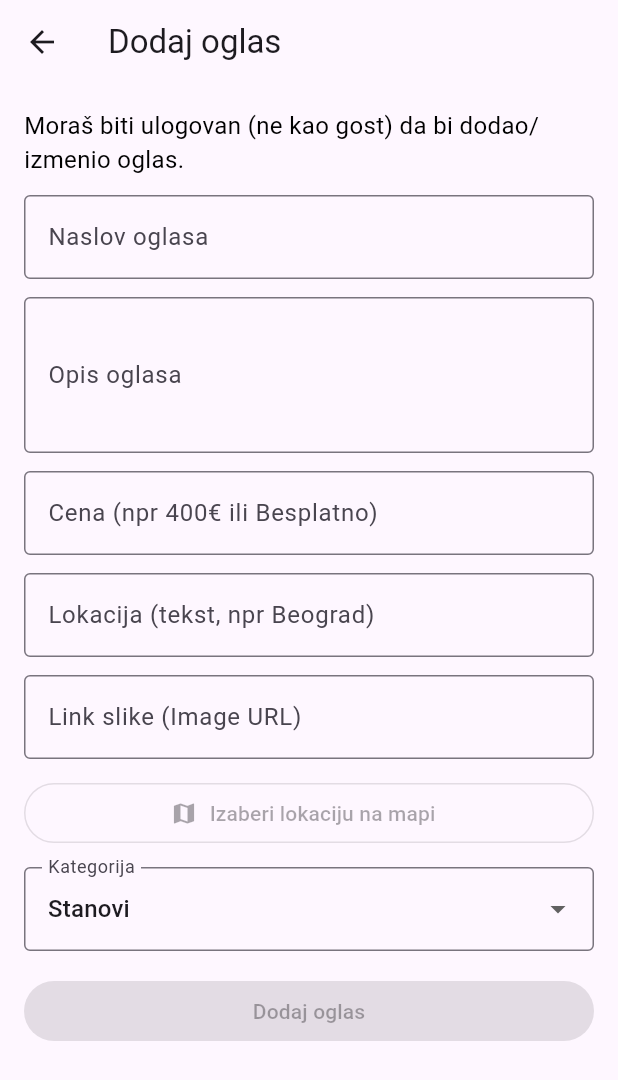
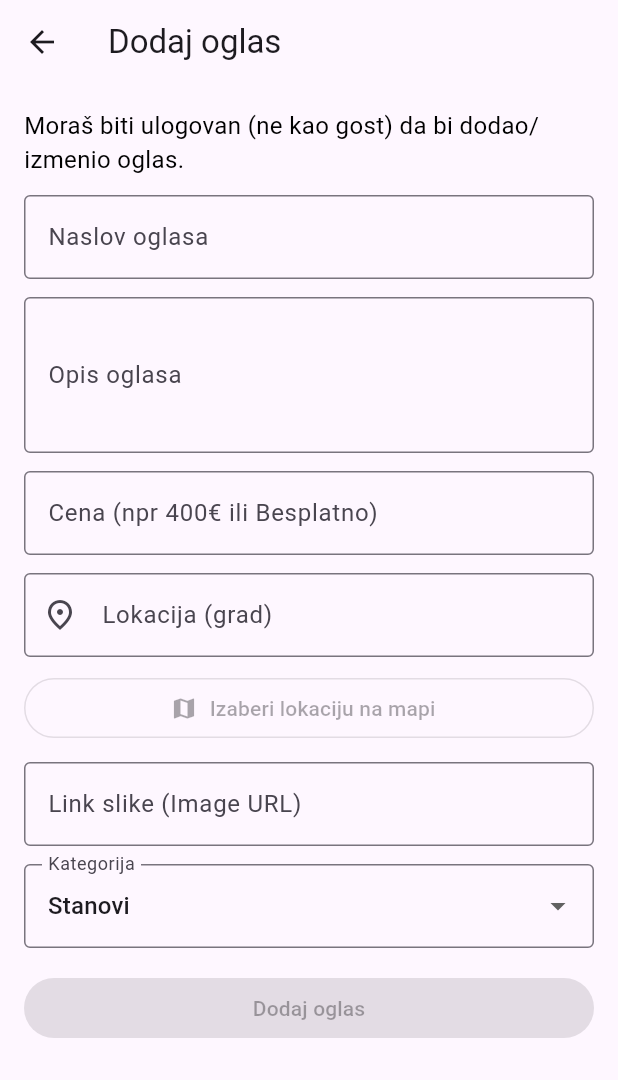
Before and after one commit to andrijamanic/MIT-Manic-Andrija-IT5-2023, a Flutter app: the AddAdScreen screen opened directly, on a phone screen of 412 x 824 dp. Shown: the top 1080 px of the screen. Run offline on Flutter 3.47's test engine with Material 3 defaults, Android fonts, the phone set to English and light mode, and no system bars; our stand-ins replace cloud_firestore, firebase_auth, firebase_core, flutter_map, latlong2; accounts and stored records are empty.

Commit message:
RADI I MAPA KONACNO

```diff
--- a/lib/screens/add_ads_screen.dart
+++ b/lib/screens/add_ads_screen.dart
@@ -8,7 +8,7 @@ import '../services/ads_services.dart';
 import 'map_picker_screen.dart';
 
 class AddAdScreen extends StatefulWidget {
-  final Ad? existing; // ✅ edit mode ako nije null
+  final Ad? existing;
 
   const AddAdScreen({super.key, this.existing});
 
@@ -20,8 +20,10 @@ class _AddAdScreenState extends State<AddAdScreen> {
   final _title = TextEditingController();
   final _desc = TextEditingController();
   final _price = TextEditingController();
+  final _imageUrl = TextEditingController();
+
+  // ✅ Lokacija (grad) se popunjava iz mape
   final _location = TextEditingController();
-  final _imageUrl = TextEditingController();
 
   String _category = 'Stanovi';
   bool _loading = false;
@@ -33,14 +35,16 @@ class _AddAdScreenState extends State<AddAdScreen> {
   @override
   void initState() {
     super.initState();
+
     final e = widget.existing;
     if (e != null) {
       _title.text = e.title;
       _desc.text = e.description;
       _price.text = e.price;
-      _location.text = e.location;
       _imageUrl.text = e.imageUrl;
       _category = e.category;
+
+      _location.text = e.location;
 
       if (e.lat != null && e.lng != null) {
         _pickedLatLng = LatLng(e.lat!, e.lng!);
@@ -53,39 +57,31 @@ class _AddAdScreenState extends State<AddAdScreen> {
     _title.dispose();
     _desc.dispose();
     _price.dispose();
+    _imageUrl.dispose();
     _location.dispose();
-    _imageUrl.dispose();
     super.dispose();
   }
 
-  LatLng _defaultCoordsFromLocation(String location) {
-    switch (location.trim().toLowerCase()) {
-      case 'beograd':
-        return const LatLng(44.8176, 20.4569);
-      case 'novi sad':
-        return const LatLng(45.2671, 19.8335);
-      case 'niš':
-        return const LatLng(43.3209, 21.8958);
-      default:
-        return const LatLng(44.8176, 20.4569);
-    }
-  }
+  LatLng _fallbackInitial() => const LatLng(44.8176, 20.4569); // BG
 
   Future<void> _pickOnMap() async {
-    final initial = _pickedLatLng ?? _defaultCoordsFromLocation(_location.text);
-    final result = await Navigator.push<LatLng?>(
+    final initial = _pickedLatLng ?? _fallbackInitial();
+
+    final result = await Navigator.push<MapPickResult?>(
       context,
       MaterialPageRoute(builder: (_) => MapPickerScreen(initial: initial)),
     );
 
     if (result != null) {
-      setState(() => _pickedLatLng = result);
+      setState(() {
+        _pickedLatLng = result.latLng;
+        _location.text = result.city; // ✅ samo grad/adresa
+      });
     }
   }
 
   bool _isValidUrl(String url) {
     final u = url.trim();
-    if (u.isEmpty) return false;
     return u.startsWith('http://') || u.startsWith('https://');
   }
 
@@ -136,13 +132,31 @@ class _AddAdScreenState extends State<AddAdScreen> {
             ),
             const SizedBox(height: 12),
 
+            // ✅ samo grad/adresa, bez koordinata
             TextField(
               controller: _location,
+              readOnly: true,
               decoration: const InputDecoration(
-                labelText: 'Lokacija (tekst, npr Beograd)',
+                labelText: 'Lokacija (grad)',
                 border: OutlineInputBorder(),
+                prefixIcon: Icon(Icons.place_outlined),
               ),
             ),
+            const SizedBox(height: 10),
+
+            SizedBox(
+              width: double.infinity,
+              child: OutlinedButton.icon(
+                icon: const Icon(Icons.map),
+                label: Text(_pickedLatLng == null
+                    ? 'Izaberi lokaciju na mapi'
+                    : 'Promeni lokaciju na mapi'),
+                onPressed: (!userProvider.isLoggedIn || userProvider.isGuest)
+                    ? null
+                    : _pickOnMap,
+              ),
+            ),
+
             const SizedBox(height: 12),
 
             TextField(
@@ -153,33 +167,6 @@ class _AddAdScreenState extends State<AddAdScreen> {
                 border: OutlineInputBorder(),
               ),
             ),
-            const SizedBox(height: 12),
-
-            // ✅ mapa picker
-            SizedBox(
-              width: double.infinity,
-              child: OutlinedButton.icon(
-                icon: const Icon(Icons.map),
-                label: Text(
-                  _pickedLatLng == null
-                      ? 'Izaberi lokaciju na mapi'
-                      : 'Promeni lokaciju na mapi',
-                ),
-                onPressed: (!userProvider.isLoggedIn || userProvider.isGuest)
-                    ? null
-                    : _pickOnMap,
-              ),
-            ),
-            if (_pickedLatLng != null) ...[
-              const SizedBox(height: 8),
-              Align(
-                alignment: Alignment.centerLeft,
-                child: Text(
-                  'Izabrano: ${_pickedLatLng!.latitude.toStringAsFixed(6)}, ${_pickedLatLng!.longitude.toStringAsFixed(6)}',
-                ),
-              ),
-            ],
-
             const SizedBox(height: 12),
 
             DropdownButtonFormField<String>(
@@ -204,17 +191,16 @@ class _AddAdScreenState extends State<AddAdScreen> {
                 onPressed: (!userProvider.isLoggedIn || userProvider.isGuest)
                     ? null
                     : () async {
-                        // validacija
                         if (_title.text.trim().isEmpty ||
                             _desc.text.trim().isEmpty ||
                             _price.text.trim().isEmpty ||
+                            _imageUrl.text.trim().isEmpty ||
                             _location.text.trim().isEmpty ||
-                            _imageUrl.text.trim().isEmpty ||
                             _pickedLatLng == null) {
                           ScaffoldMessenger.of(context).showSnackBar(
                             const SnackBar(
                               content: Text(
-                                'Popuni sva polja + dodaj sliku (URL) + izaberi lokaciju na mapi.',
+                                'Popuni sva polja + izaberi lokaciju na mapi (da se upiše grad).',
                               ),
                             ),
                           );
@@ -245,8 +231,6 @@ class _AddAdScreenState extends State<AddAdScreen> {
                             location: _location.text.trim(),
                             userId: userProvider.uid!,
                             createdAt: isEdit ? e!.createdAt : DateTime.now(),
-
-                            // ✅ novo
                             imageUrl: _imageUrl.text.trim(),
                             lat: _pickedLatLng!.latitude,
                             lng: _pickedLatLng!.longitude,
--- a/pubspec.yaml
+++ b/pubspec.yaml
@@ -31,7 +31,10 @@ dependencies:
   shared_preferences: ^2.5.3
   provider: ^6.1.5+1
 
-  # Google Maps
+  # HTTP (za autocomplete lokacije / API integracije)
+  http: ^1.2.2
+
+  # Map
   flutter_map: ^6.1.0
   latlong2: ^0.9.1
 
```
Also changed, not shown: lib/screens/map_picker_screen.dart (+131 -9 lines), lib/services/place_services.dart (added, +68 -0 lines), pubspec.lock, 1 other file.
